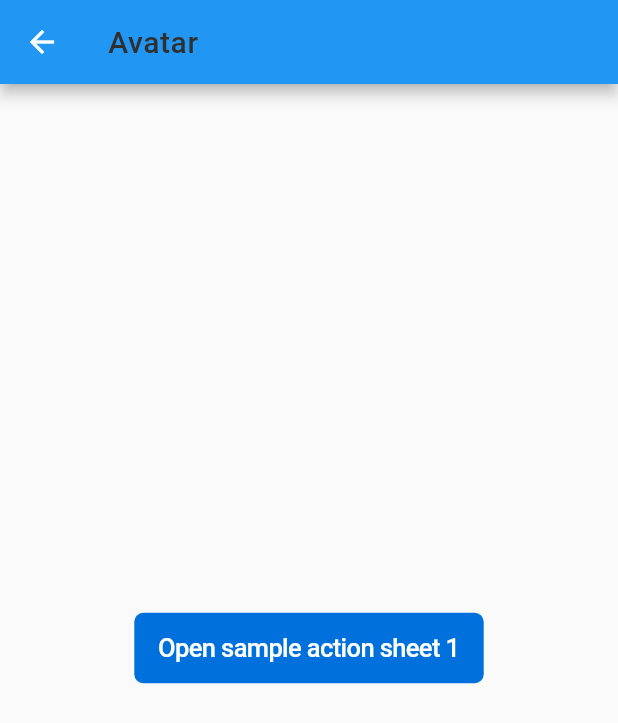
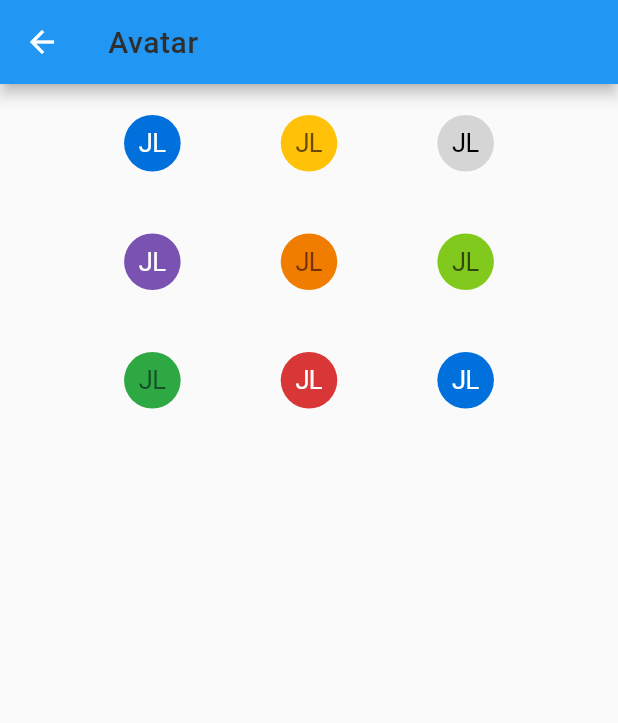
Before and after one commit to innovaccer/mobile-design-system, a Flutter app: the MDSAvatarScreen screen opened by its route, on a phone screen of 412 x 824 dp. Shown: the top 723 px of the screen. Run offline on Flutter 3.47's test engine with Material 2 defaults, Android fonts, the phone set to English and light mode, and no system bars; drawn by our look-alikes of flutter_styled_toast; our stand-ins replace fluro, get_it, shared_preferences, sms_autofill; accounts and stored records are empty.

Commit message:
basic avatar
A very basic avatar compatible with MDS color scheme.

```diff
--- a/example/lib/screens/avatar/mds_avatar_screen.dart
+++ b/example/lib/screens/avatar/mds_avatar_screen.dart
@@ -9,6 +9,19 @@ class MDSAvatarScreen extends StatefulWidget {
 }
 
 class _MDSAvatarScreenState extends State<MDSAvatarScreen> with SpacingMixin, ColorMixin {
+  List<AvatarType> _avatarList = [
+    AvatarType.neel,
+    AvatarType.haldi,
+    AvatarType.stone,
+    AvatarType.jamun,
+    AvatarType.tawak,
+    AvatarType.nimbu,
+    AvatarType.neem,
+    AvatarType.mirch,
+    AvatarType.jal,
+  ];
+  String avatarText = 'JL';
+
   @override
   Widget build(BuildContext context) {
     return Scaffold(
@@ -18,19 +31,68 @@ class _MDSAvatarScreenState extends State<MDSAvatarScreen> with SpacingMixin, Co
           type: TitleType.title3,
         ),
       ),
-      body: Center(
+      body: Padding(
+        padding: p6,
         child: Column(
           crossAxisAlignment: CrossAxisAlignment.center,
-          mainAxisAlignment: MainAxisAlignment.center,
           mainAxisSize: MainAxisSize.max,
           children: [
-            MDSButton(
-              type: ButtonType.primary,
-              title: 'Open sample action sheet 1',
-              onTap: () {},
+            Row(
+              mainAxisAlignment: MainAxisAlignment.spaceEvenly,
+              children: [
+                MDSAvatar(
+                  avatarText: avatarText,
+                  avatarType: _avatarList[0],
+                ),
+                MDSAvatar(
+                  avatarText: avatarText,
+                  avatarType: _avatarList[1],
+                ),
+                MDSAvatar(
+                  avatarText: avatarText,
+                  avatarType: _avatarList[2],
+                ),
+              ],
             ),
             SizedBox(
-              height: 16,
+              height: spacing3,
+            ),
+            Row(
+              mainAxisAlignment: MainAxisAlignment.spaceEvenly,
+              children: [
+                MDSAvatar(
+                  avatarText: avatarText,
+                  avatarType: _avatarList[3],
+                ),
+                MDSAvatar(
+                  avatarText: avatarText,
+                  avatarType: _avatarList[4],
+                ),
+                MDSAvatar(
+                  avatarText: avatarText,
+                  avatarType: _avatarList[5],
+                ),
+              ],
+            ),
+            SizedBox(
+              height: spacing3,
+            ),
+            Row(
+              mainAxisAlignment: MainAxisAlignment.spaceEvenly,
+              children: [
+                MDSAvatar(
+                  avatarText: avatarText,
+                  avatarType: _avatarList[6],
+                ),
+                MDSAvatar(
+                  avatarText: avatarText,
+                  avatarType: _avatarList[7],
+                ),
+                MDSAvatar(
+                  avatarText: avatarText,
+                  avatarType: _avatarList[8],
+                ),
+              ],
             ),
           ],
         ),
--- a/lib/innovaccer_design_system.dart
+++ b/lib/innovaccer_design_system.dart
@@ -4,6 +4,7 @@ export 'src/design_system/utils/common.dart';
 export 'src/design_system/utils/constants.dart';
 export 'src/design_system/utils/us_number_formatter.dart';
 export 'src/design_system/widgets/atoms/action_sheet/mds_action_sheet.dart';
+export 'src/design_system/widgets/atoms/avatar/mds_avatar.dart';
 export 'src/design_system/widgets/atoms/bottom_sheet/mds_bottom_sheet.dart';
 export 'src/design_system/widgets/atoms/buttons/mds_button.dart';
 export 'src/design_system/widgets/atoms/buttons/mds_button.dart';
--- /dev/null
+++ b/lib/src/design_system/widgets/atoms/avatar/mds_avatar.dart
@@ -0,0 +1,73 @@
+import 'package:flutter/material.dart';
+import 'package:innovaccer_design_system/innovaccer_design_system.dart';
+
+class MDSAvatar extends StatelessWidget with SpacingMixin, ColorMixin {
+  final String avatarText;
+  final AvatarType avatarType;
+
+  MDSAvatar({
+    required this.avatarText,
+    this.avatarType = AvatarType.neel,
+  });
+
+  @override
+  Widget build(BuildContext context) {
+    return Container(
+      decoration: BoxDecoration(
+        color: _getAvatarTheme(avatarType).keys.first,
+        shape: BoxShape.circle,
+      ),
+      child: Padding(
+        padding: p4 + p2,
+        child: MDSBody(
+          avatarText,
+          color: _getAvatarTheme(avatarType).values.first,
+        ).copyWith(
+          context,
+          fontSize: spacing2 + spacingXS,
+        ),
+      ),
+    );
+  }
+
+  Map<Color, Color> _getAvatarTheme(AvatarType avatarType) {
+    Color avatarBackgroundColor = primary;
+    Color avatarTextColor = ColorToken.white;
+    if (avatarType == AvatarType.haldi) {
+      avatarBackgroundColor = warning;
+      avatarTextColor = warningDarker;
+    } else if (avatarType == AvatarType.stone) {
+      avatarBackgroundColor = secondary;
+      avatarTextColor = ColorToken.black;
+    } else if (avatarType == AvatarType.jamun) {
+      avatarBackgroundColor = accent2;
+    } else if (avatarType == AvatarType.tawak) {
+      avatarBackgroundColor = accent1;
+      avatarTextColor = accent1Darker;
+    } else if (avatarType == AvatarType.nimbu) {
+      avatarBackgroundColor = accent4;
+      avatarTextColor = accent4Darker;
+    } else if (avatarType == AvatarType.neem) {
+      avatarBackgroundColor = success;
+      avatarTextColor = successDarker;
+    } else if (avatarType == AvatarType.mirch) {
+      avatarBackgroundColor = alert;
+    } else if (avatarType == AvatarType.jal) {
+      avatarBackgroundColor = primary;
+    }
+    Map<Color, Color> _avatarTheme = {avatarBackgroundColor: avatarTextColor};
+    return _avatarTheme;
+  }
+}
+
+enum AvatarType {
+  neel,
+  haldi,
+  stone,
+  jamun,
+  tawak,
+  nimbu,
+  neem,
+  mirch,
+  jal,
+}
```
